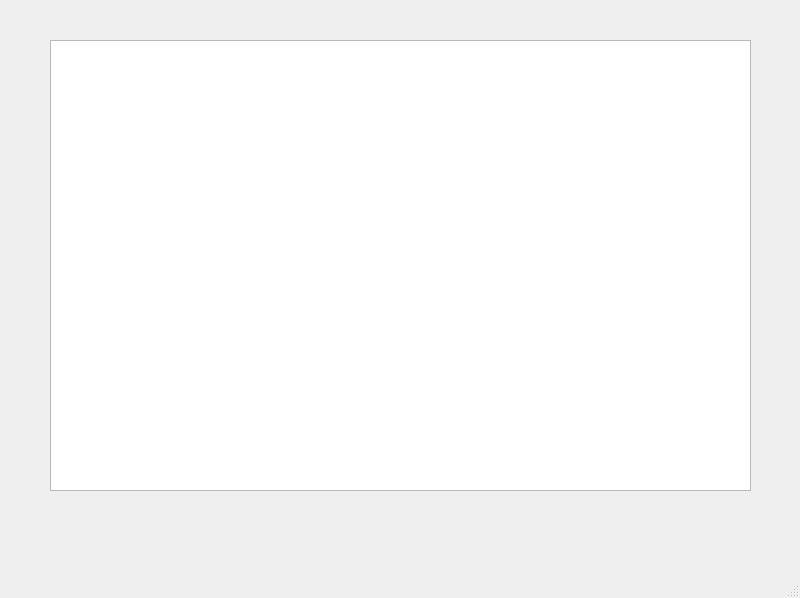
Old version of the form main.ui in the repository YalAndrey/coffi.
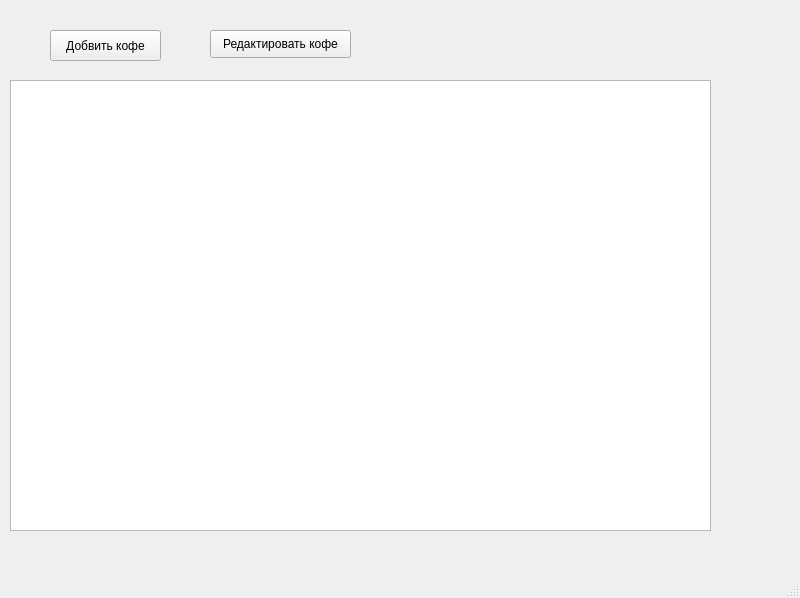
New version of the form.

Diff of the .ui file:
```diff
--- a/main.ui
+++ b/main.ui
@@ -14,16 +14,55 @@
    <string>MainWindow</string>
   </property>
   <widget class="QWidget" name="centralwidget">
-   <widget class="QTableWidget" name="tableWidget">
+   <widget class="QPushButton" name="pushButton">
     <property name="geometry">
      <rect>
       <x>50</x>
-      <y>40</y>
+      <y>30</y>
+      <width>111</width>
+      <height>31</height>
+     </rect>
+    </property>
+    <property name="text">
+     <string>Добвить кофе</string>
+    </property>
+   </widget>
+   <widget class="QPushButton" name="pushButton_3">
+    <property name="geometry">
+     <rect>
+      <x>210</x>
+      <y>30</y>
+      <width>141</width>
+      <height>28</height>
+     </rect>
+    </property>
+    <property name="text">
+     <string>Редактировать кофе</string>
+    </property>
+   </widget>
+   <widget class="QTableWidget" name="tableWidget">
+    <property name="geometry">
+     <rect>
+      <x>10</x>
+      <y>80</y>
       <width>701</width>
       <height>451</height>
      </rect>
     </property>
    </widget>
+   <widget class="QLabel" name="label">
+    <property name="geometry">
+     <rect>
+      <x>440</x>
+      <y>30</y>
+      <width>171</width>
+      <height>16</height>
+     </rect>
+    </property>
+    <property name="text">
+     <string/>
+    </property>
+   </widget>
   </widget>
   <widget class="QMenuBar" name="menubar">
    <property name="geometry">
```
